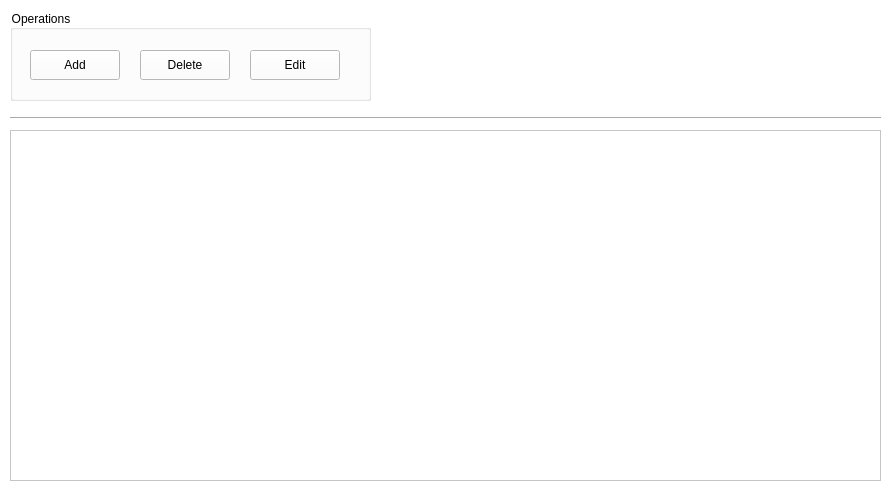
Above: Widget/IncomeWidget.ui from wslowinski/QtFinance before the change. Below: the same form after it.
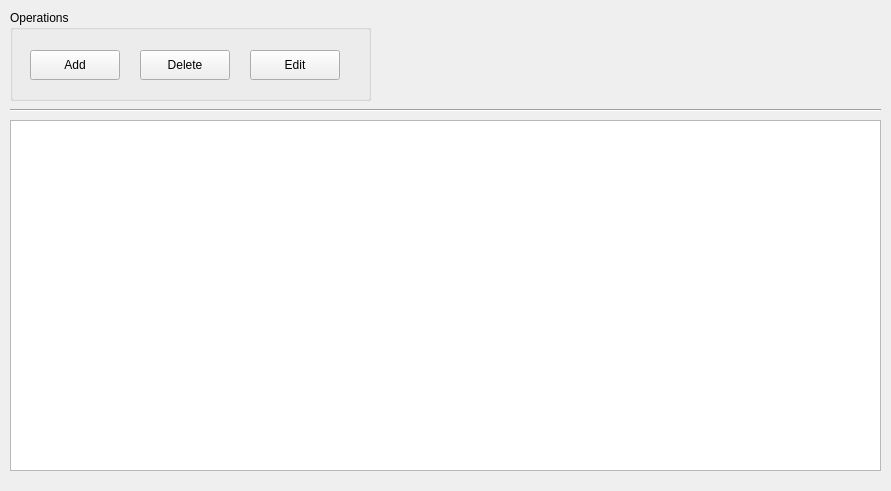
That is the form after the change. Icons and pictures are not drawn.

Commit message: Add incomes header data

```diff
--- a/Widget/IncomeWidget.ui
+++ b/Widget/IncomeWidget.ui
@@ -14,7 +14,7 @@
    <string>Form</string>
   </property>
   <property name="styleSheet">
-   <string notr="true">background-color: rgb(255, 255, 255);</string>
+   <string notr="true"/>
   </property>
   <widget class="QGroupBox" name="gbIncomesOperations">
    <property name="enabled">
@@ -108,7 +108,7 @@
    <property name="geometry">
     <rect>
      <x>10</x>
-     <y>110</y>
+     <y>102</y>
      <width>871</width>
      <height>16</height>
     </rect>
@@ -121,7 +121,7 @@
    <property name="geometry">
     <rect>
      <x>10</x>
-     <y>130</y>
+     <y>120</y>
      <width>871</width>
      <height>351</height>
     </rect>
```
The commit also changes 9 other files.
